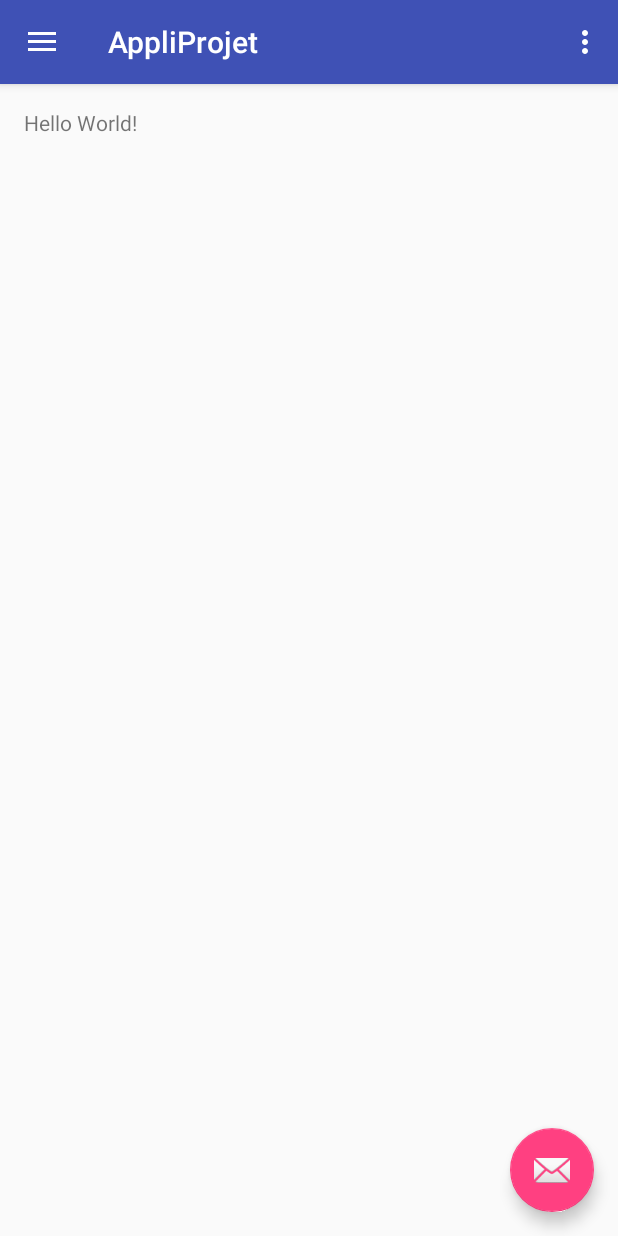
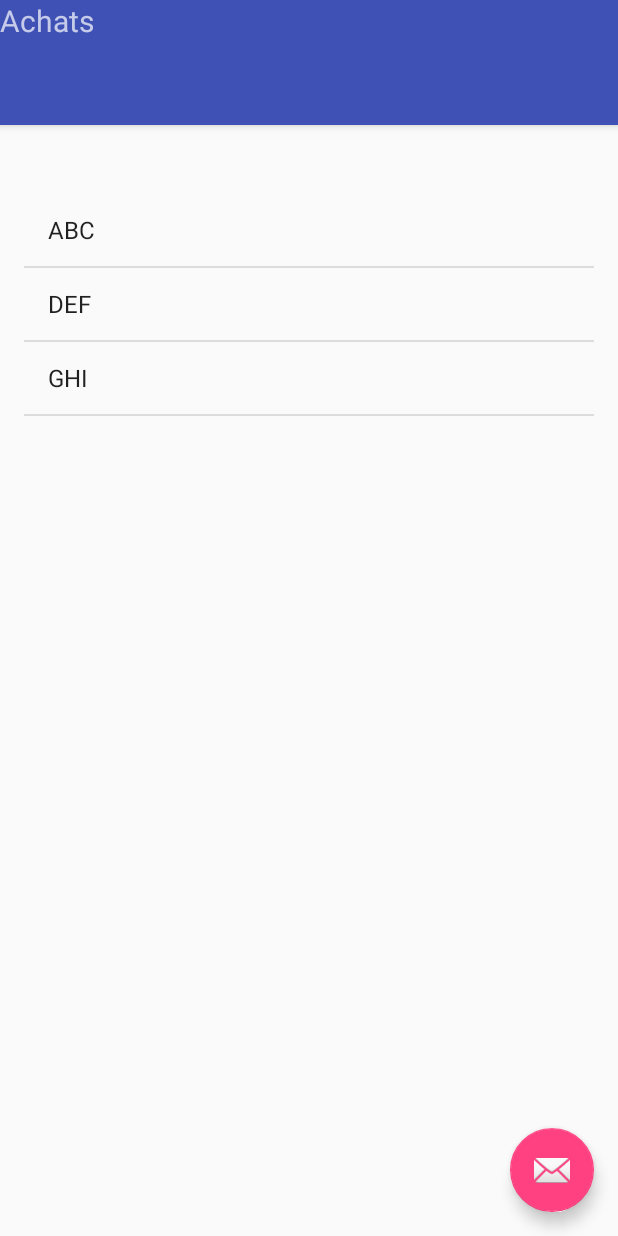
Before and after one commit to robin-mijeanne/PROJET-IHM-M2, an Android app: the screen it shows after launch (MainActivity before the commit, AchatsListe after it), in the side drawer, after a tap on "Achats", on a phone screen of 412 x 824 dp. Run offline under Robolectric (Android 15) with nearby library versions, the light colour scheme and no system bars.

Commit message:
affichage achats ok

```diff
--- a/app/src/main/AndroidManifest.xml
+++ b/app/src/main/AndroidManifest.xml
@@ -21,6 +21,10 @@
         <activity
             android:name=".FavorisListe"
             android:label="@string/title_activity_favoris_liste"
+            android:theme="@style/AppTheme.NoActionBar" />
+        <activity
+            android:name=".AchatsListe"
+            android:label="@string/title_activity_achats_liste"
             android:theme="@style/AppTheme.NoActionBar"></activity>
     </application>
 
--- /dev/null
+++ b/app/src/main/java/com/example/robin/appliprojet/AchatsListe.java
@@ -0,0 +1,38 @@
+package com.example.robin.appliprojet;
+
+import android.app.ListActivity;
+import android.content.Context;
+import android.content.Intent;
+import android.os.Bundle;
+import android.support.design.widget.FloatingActionButton;
+import android.support.design.widget.Snackbar;
+import android.support.v7.app.AppCompatActivity;
+import android.support.v7.widget.Toolbar;
+import android.view.View;
+import android.widget.ArrayAdapter;
+import android.widget.ListView;
+
+import java.util.ArrayList;
+import java.util.List;
+
+public class AchatsListe extends AppCompatActivity {
+
+
+    public static Intent newIntent(Context context){
+        Intent i = new Intent(context, ListActivity.class);
+        return i;
+    }
+
+    String[] noms_onglets= new String[] {"ABC", "DEF", "GHI"};
+
+    @Override
+    protected void onCreate(Bundle savedInstanceState) {
+        super.onCreate(savedInstanceState);
+        setContentView(R.layout.activity_achats_liste);
+
+        ListView listview= (ListView) findViewById(R.id.list);
+        ArrayAdapter<String> adapter = new ArrayAdapter<String>(this, android.R.layout.simple_list_item_1, noms_onglets);
+        listview.setAdapter(adapter);
+    }
+
+}
--- a/app/src/main/java/com/example/robin/appliprojet/MainActivity.java
+++ b/app/src/main/java/com/example/robin/appliprojet/MainActivity.java
@@ -84,6 +84,8 @@
         if (id == R.id.recherche) {
 
         } else if (id == R.id.achats) {
+            Intent i = new Intent(MainActivity.this, AchatsListe.class);
+            startActivity(i);
 
         } else if (id == R.id.favoris) {
             Intent i = new Intent(MainActivity.this, FavorisListe.class);
--- /dev/null
+++ b/app/src/main/res/layout/activity_achats_liste.xml
@@ -0,0 +1,40 @@
+<?xml version="1.0" encoding="utf-8"?>
+<android.support.design.widget.CoordinatorLayout xmlns:android="http://schemas.android.com/apk/res/android"
+    xmlns:app="http://schemas.android.com/apk/res-auto"
+    xmlns:tools="http://schemas.android.com/tools"
+    android:layout_width="match_parent"
+    android:layout_height="match_parent"
+    android:fitsSystemWindows="true"
+    tools:context="com.example.robin.appliprojet.FavorisListe">
+
+    <android.support.design.widget.AppBarLayout
+        android:layout_width="match_parent"
+        android:layout_height="wrap_content"
+        android:theme="@style/AppTheme.AppBarOverlay">
+        <TextView
+            android:layout_width="match_parent"
+            android:layout_height="wrap_content"
+            android:text="Achats"
+            android:textSize="20dp"
+            />
+
+        <android.support.v7.widget.Toolbar
+            android:id="@+id/toolbar"
+            android:layout_width="match_parent"
+            android:layout_height="?attr/actionBarSize"
+            android:background="?attr/colorPrimary"
+            app:popupTheme="@style/AppTheme.PopupOverlay" />
+
+    </android.support.design.widget.AppBarLayout>
+
+    <include layout="@layout/content_favoris_liste" />
+
+    <android.support.design.widget.FloatingActionButton
+        android:id="@+id/fab"
+        android:layout_width="wrap_content"
+        android:layout_height="wrap_content"
+        android:layout_gravity="bottom|end"
+        android:layout_margin="@dimen/fab_margin"
+        app:srcCompat="@android:drawable/ic_dialog_email" />
+
+</android.support.design.widget.CoordinatorLayout>
--- a/app/src/main/res/values/strings.xml
+++ b/app/src/main/res/values/strings.xml
@@ -6,4 +6,5 @@
 
     <string name="action_settings">Settings</string>
     <string name="title_activity_favoris_liste">FavorisListe</string>
+    <string name="title_activity_achats_liste">AchatsListe</string>
 </resources>
```
Also changed, not shown: app/src/main/java/com/example/robin/appliprojet/casee/Case.java (added, +41 -0 lines), app/src/main/java/com/example/robin/appliprojet/casee/CaseAdapter.java (added, +8 -0 lines), app/src/main/java/com/example/robin/appliprojet/casee/CaseViewHolder.java (added, +16 -0 lines), app/src/main/java/com/example/robin/appliprojet/casee/OnCaseClickListener.java (added, +9 -0 lines), app/src/main/java/com/example/robin/appliprojet/data/Base.java (added, +23 -0 lines), app/src/main/res/layout/content_achats_liste.xml (added, +25 -0 lines).
